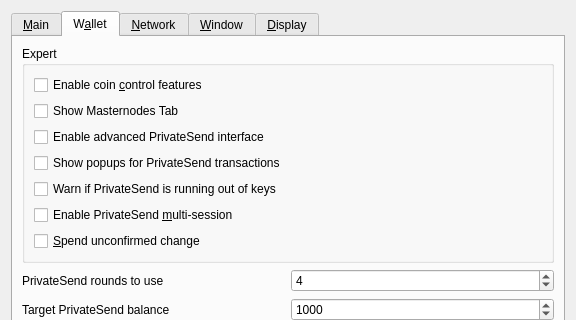
Before: the Qt Designer form src/qt/forms/optionsdialog.ui in Raptor3um/raptoreum, drawn with Qt 5; both pictures show x 0 to 576 and y 0 to 320 of the 576 by 463 pixel window.
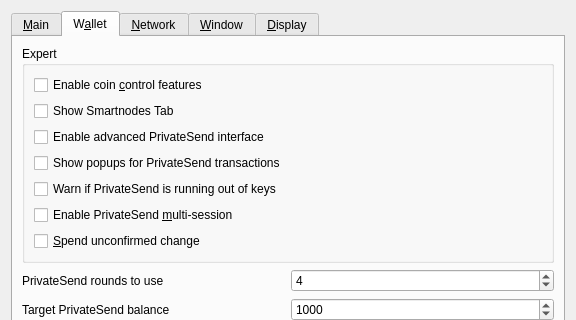
After: the same form once the commit is applied. The open tabs and pages were chosen to show the change. Custom widgets are drawn as their Qt base class.

Commit message: rename/refractor masternode to smartnode

Diff of the .ui file:
```diff
--- a/src/qt/forms/optionsdialog.ui
+++ b/src/qt/forms/optionsdialog.ui
@@ -159,7 +159,7 @@
              <string>Show additional tab listing all your smartnodes in first sub-tab&lt;br/&gt;and all smartnodes on the network in second sub-tab.</string>
             </property>
             <property name="text">
-             <string>Show Masternodes Tab</string>
+             <string>Show Smartnodes Tab</string>
             </property>
            </widget>
           </item>
```
Left out of the diff: 2 changed lines with no effect on the pictures. The commit also changes 127 other files.
